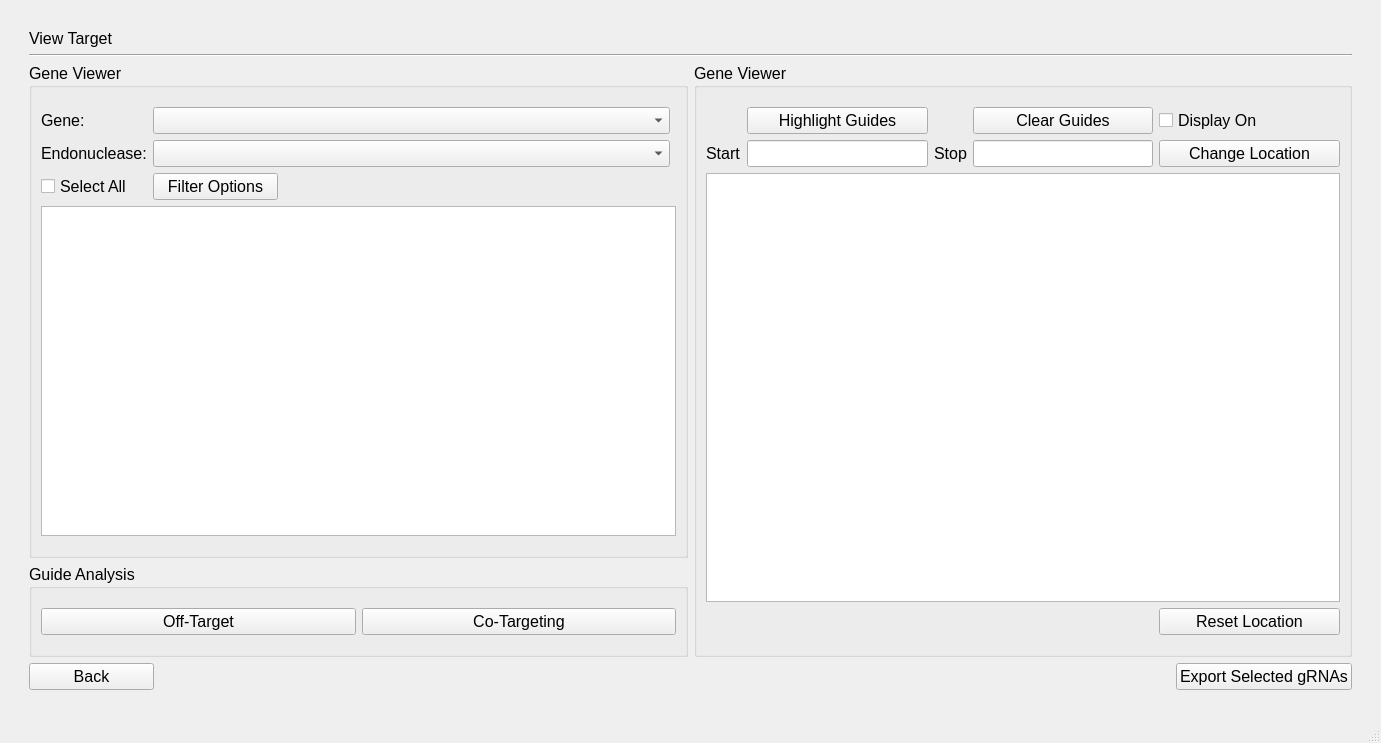
This is results.ui in TrinhLab/CASPERapp as Qt 5 draws it before an edit. The edited form follows.
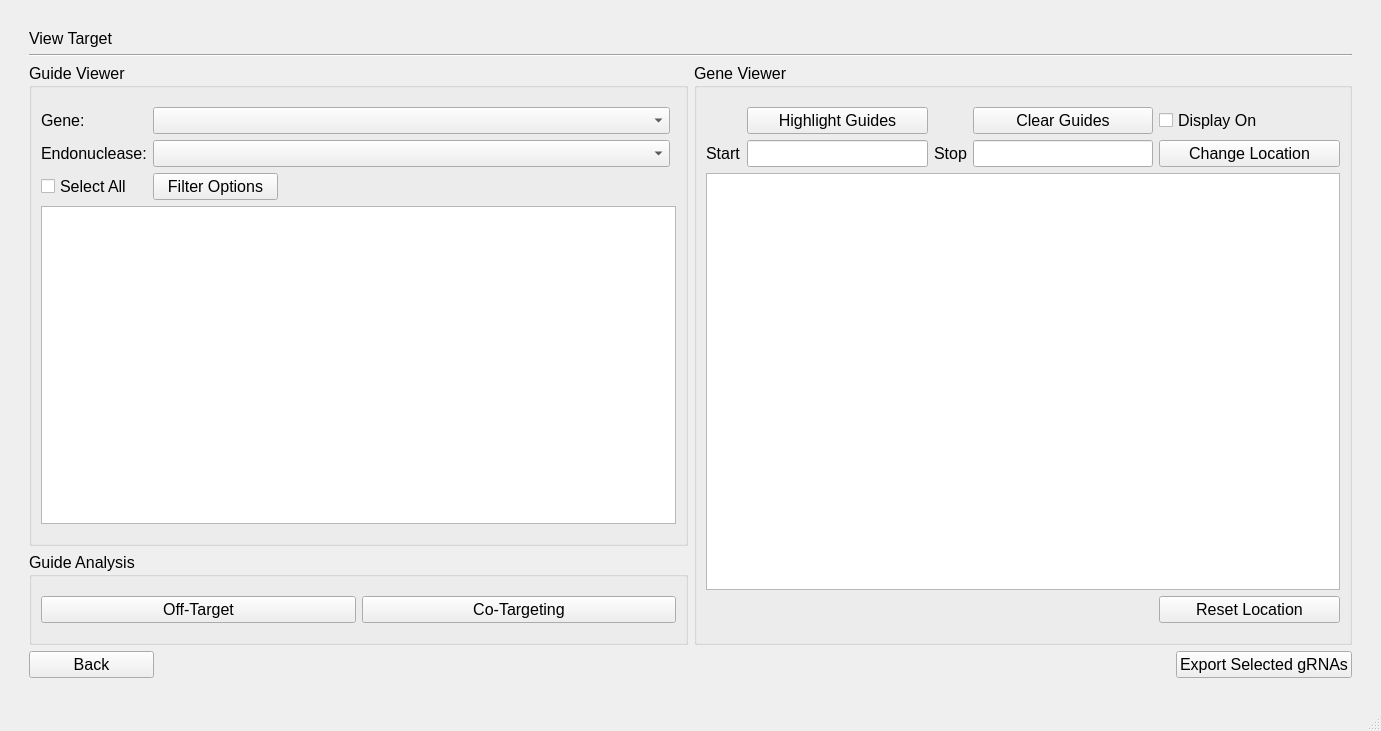
This is the edited form.

Commit message: Updated View Targets GUI

What changed in the file:
```diff
--- a/results.ui
+++ b/results.ui
@@ -7,7 +7,7 @@
     <x>0</x>
     <y>0</y>
     <width>1381</width>
-    <height>743</height>
+    <height>731</height>
    </rect>
   </property>
   <property name="font">
@@ -179,7 +179,7 @@
          </size>
         </property>
         <property name="title">
-         <string>Gene Viewer</string>
+         <string>Guide Viewer</string>
         </property>
         <layout class="QGridLayout" name="gridLayout_4">
          <item row="6" column="0">
```
